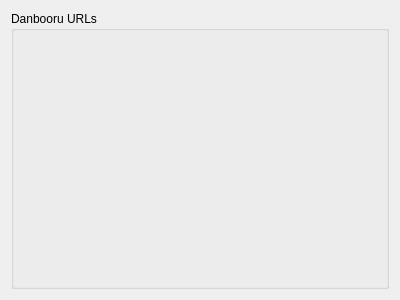
First picture: the form in ui/danboorupage.ui, repository lbeltrame/danbooru-client, before the edit.
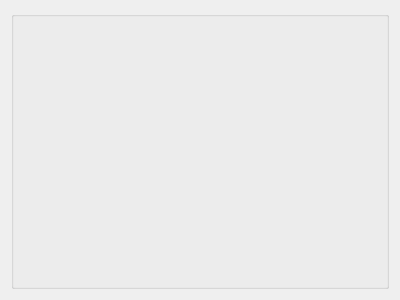
Second picture: the form after the edit. Custom widgets are drawn as their Qt base class.

The edit to the form file:
```diff
--- a/ui/danboorupage.ui
+++ b/ui/danboorupage.ui
@@ -17,7 +17,7 @@
    <item>
     <widget class="KEditListBox" name="kcfg_danbooruUrls">
      <property name="title">
-      <string>Danbooru URLs</string>
+      <string/>
      </property>
      <property name="flat">
       <bool>true</bool>
```
Left out of the diff: 4 changed lines with no effect on the pictures.
